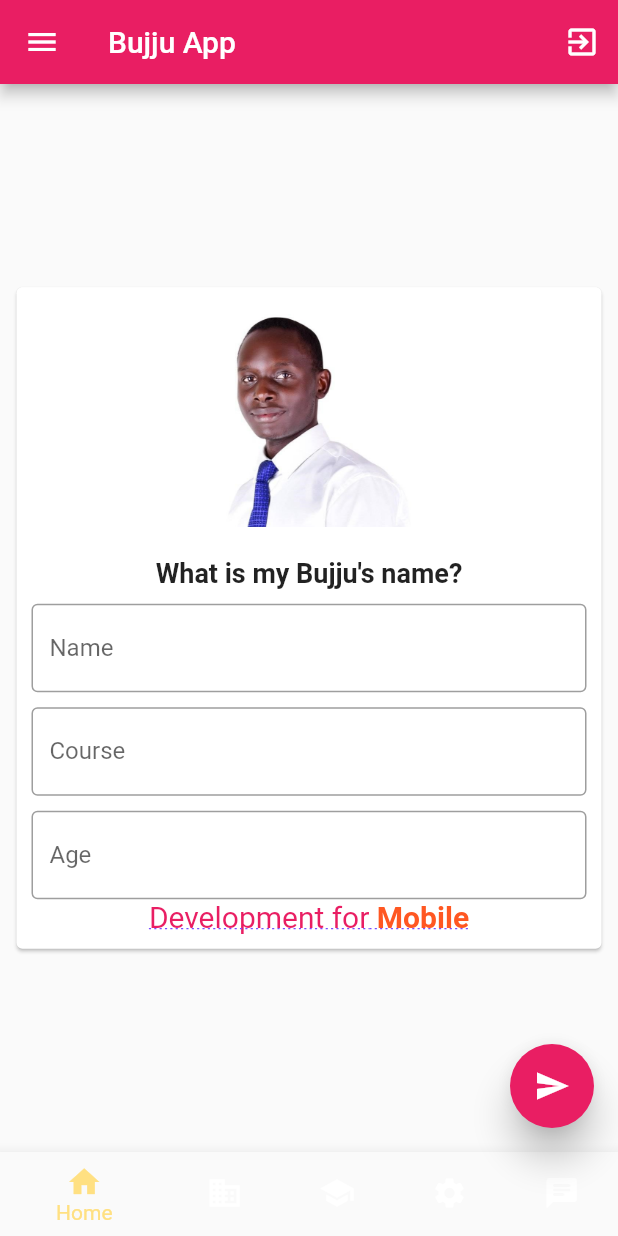
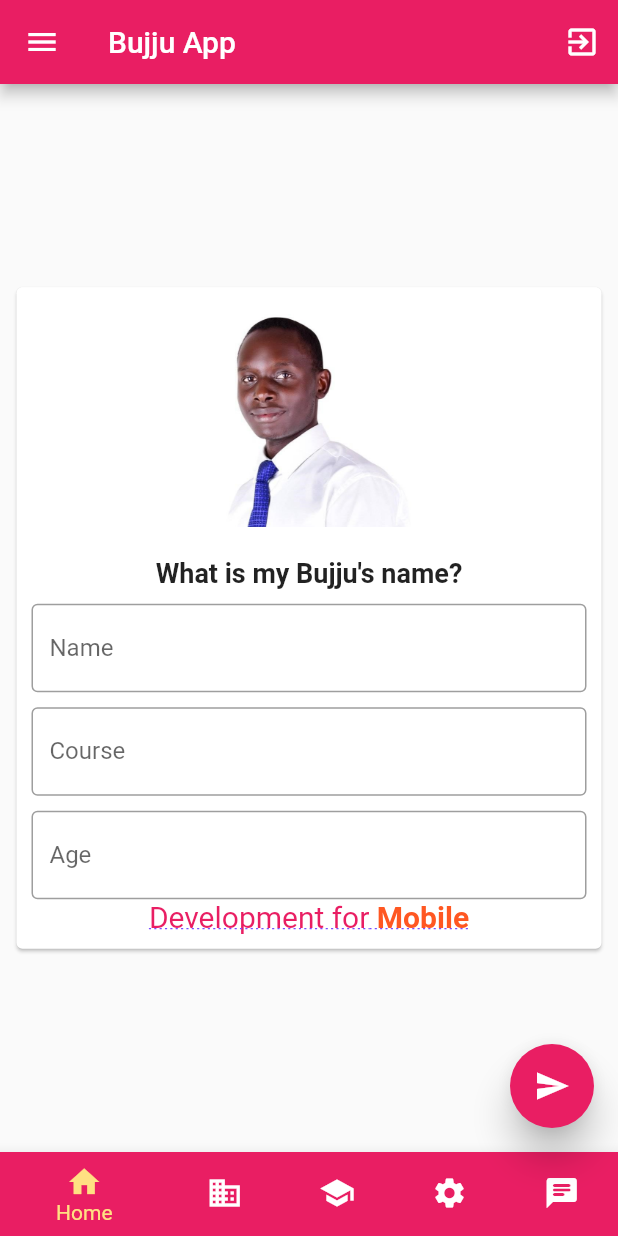
Before and after one commit to BalukuBrian/FlutterBasicApp, a Flutter app: the screen it shows after launch, on a phone screen of 412 x 824 dp. Run offline on Flutter 3.47's test engine with Material 2 defaults, Android fonts, the light colour scheme and no system bars.

Commit message:
renamed  drawer_fab_listview_network_image.dart

```diff
--- a/lib/app_screens/drawer_fab_listview_network_image.dart
+++ b/lib/app_screens/home_page.dart
@@ -1,16 +1,16 @@
 import 'package:flutter/material.dart';
 
-class GmailClone extends StatefulWidget {
-  static const String routeName = "/GmailClone";
-  const GmailClone({
+class HomePage extends StatefulWidget {
+  static const String routeName = "/HomePage";
+  const HomePage({
     Key? key,
   }) : super(key: key);
 
   @override
-  State<GmailClone> createState() => _GmailCloneState();
+  State<HomePage> createState() => _HomePageState();
 }
 
-class _GmailCloneState extends State<GmailClone> {
+class _HomePageState extends State<HomePage> {
   //for the bottom Navigation
   int _selectedIndex = 0;
   var myText = "What is my Bujju's Name";
@@ -76,14 +76,17 @@ class _GmailCloneState extends State<GmailClone> {
         BottomNavigationBarItem(
           icon: Icon(Icons.home),
           label: 'Home',
+          backgroundColor: Colors.pink,
         ),
         BottomNavigationBarItem(
           icon: Icon(Icons.business),
           label: 'Business',
+          backgroundColor: Colors.deepOrange,
         ),
         BottomNavigationBarItem(
           icon: Icon(Icons.school),
           label: 'School',
+          backgroundColor: Colors.purple,
         ),
         BottomNavigationBarItem(
           icon: Icon(Icons.settings),
@@ -92,7 +95,6 @@ class _GmailCloneState extends State<GmailClone> {
         BottomNavigationBarItem(
           icon: Icon(Icons.chat_rounded),
           label: 'Chat',
-          backgroundColor: Colors.pink,
         ),
       ],
       currentIndex: _selectedIndex,
--- a/lib/app_screens/login_page.dart
+++ b/lib/app_screens/login_page.dart
@@ -1,6 +1,6 @@
 import "package:flutter/material.dart";
 
-import 'drawer_fab_listview_network_image.dart';
+import 'home_page.dart';
 
 //import 'drawer_fab_listview_network_image.dart';
 
@@ -113,7 +113,7 @@ class _LoginPageState extends State<LoginPage> {
                                 // );
                                 Navigator.pushNamed(
                                   context,
-                                  GmailClone.routeName,
+                                  HomePage.routeName,
                                 );
                               }
 
--- a/lib/main.dart
+++ b/lib/main.dart
@@ -1,4 +1,4 @@
-import 'package:baluku_general_app/app_screens/drawer_fab_listview_network_image.dart';
+import 'package:baluku_general_app/app_screens/home_page.dart';
 import 'package:flutter/material.dart';
 import 'app_screens/login_page.dart';
 
@@ -15,14 +15,14 @@ class MyApp extends StatelessWidget {
       debugShowCheckedModeBanner: false,
       title: "Baluku General App",
       theme: ThemeData(primarySwatch: Colors.pink),
-      home: const GmailClone(),
+      home: const HomePage(),
       // home: const LoginPage(),
       // home: const HomePage(
       //   title: "Home Page",
       // ),
       routes: {
         LoginPage.routeName: (context) => const LoginPage(),
-        GmailClone.routeName: (context) => const GmailClone(),
+        HomePage.routeName: (context) => const HomePage(),
       },
     );
   }
```
